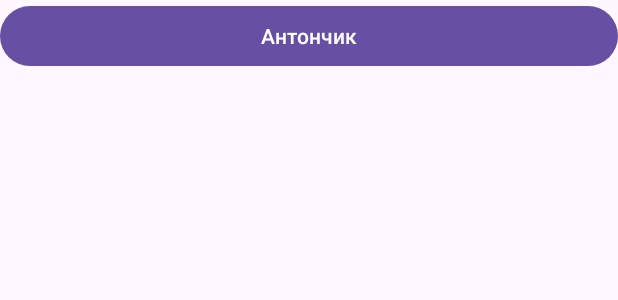
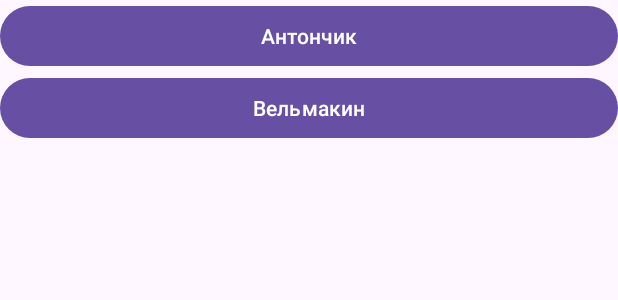
Before and after one commit to kostant/project_kmept, an Android app: the layout activity_main.xml on its own in the app's theme, with its tools: preview values and no code run, on a phone screen of 412 x 824 dp. Shown: the top 300 px of the screen. Run offline under Robolectric (Android 15) with nearby library versions, the phone set to English and light mode, and no system bars.

Commit message:
макан ай лев ай тигр

```diff
--- a/app/src/main/AndroidManifest.xml
+++ b/app/src/main/AndroidManifest.xml
@@ -22,7 +22,7 @@
             </intent-filter>
         </activity>
 
-        <activity android:name=".screens.AntonchikActivity"/>
+        <activity android:name=".screens.VelmakinhikActivity"/>
     </application>
 
 </manifest>
--- a/app/src/main/res/layout/activity_main.xml
+++ b/app/src/main/res/layout/activity_main.xml
@@ -17,6 +17,11 @@
             android:layout_width="match_parent"
             android:layout_height="wrap_content"
             android:text="Антончик"/>
+        <Button
+            android:id="@+id/velmakinhikButton"
+            android:layout_width="match_parent"
+            android:layout_height="wrap_content"
+            android:text="Вельмакин"/>
 
     </LinearLayout>
 
```
Also changed, not shown: app/src/main/java/com/example/projectkmept/screens/VelmakinhikActivity.kt (added, +12 -0 lines), app/src/main/res/layout/velmakinhik.xml (added, +12 -0 lines).
